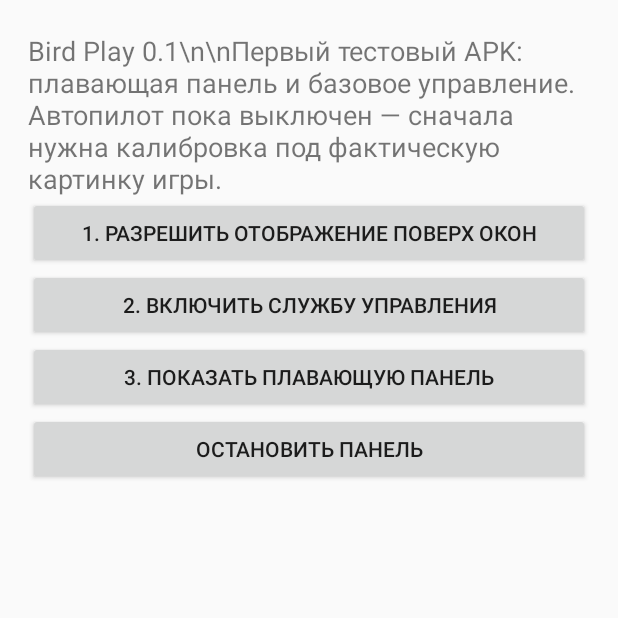
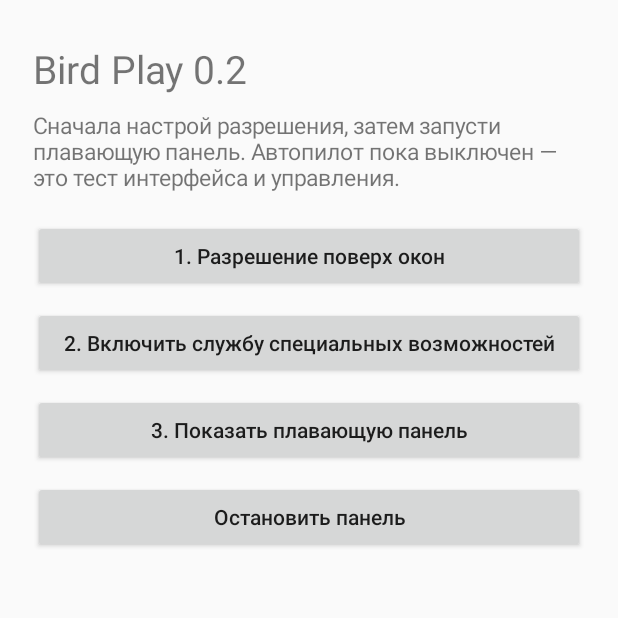
Before and after one commit to Lucis-Caelum/Bird-app, an Android app: the screen it shows after launch (MainActivity), on a phone screen of 412 x 824 dp, the top half of it. Run offline under Robolectric (Android 15) with nearby library versions, the phone set to English and light mode, and no system bars.

Commit message:
Fix Bird Play setup screen spacing and overlay launch

```diff
--- a/app/src/main/java/com/luciscaelum/slayautoplayer/MainActivity.kt
+++ b/app/src/main/java/com/luciscaelum/slayautoplayer/MainActivity.kt
@@ -9,35 +9,79 @@ import android.provider.Settings
 import android.view.ViewGroup
 import android.widget.Button
 import android.widget.LinearLayout
+import android.widget.ScrollView
 import android.widget.TextView
+import android.widget.Toast
 
 class MainActivity : Activity() {
+    private fun dp(value: Int): Int = (value * resources.displayMetrics.density).toInt()
+
     override fun onCreate(savedInstanceState: Bundle?) {
         super.onCreate(savedInstanceState)
-        val root = LinearLayout(this).apply {
+
+        val content = LinearLayout(this).apply {
             orientation = LinearLayout.VERTICAL
-            setPadding(28, 32, 28, 24)
+            setPadding(dp(22), dp(28), dp(22), dp(24))
         }
-        root.addView(TextView(this).apply {
-            text = "Bird Play 0.1\\n\\nПервый тестовый APK: плавающая панель и базовое управление. Автопилот пока выключен — сначала нужна калибровка под фактическую картинку игры."
-            textSize = 18f
+
+        content.addView(TextView(this).apply {
+            text = "Bird Play 0.2"
+            textSize = 26f
         })
+
+        content.addView(TextView(this).apply {
+            text = "Сначала настрой разрешения, затем запусти плавающую панель. Автопилот пока выключен — это тест интерфейса и управления."
+            textSize = 15f
+            setPadding(0, dp(10), 0, dp(8))
+        })
+
         fun addButton(label: String, action: () -> Unit) {
-            root.addView(Button(this).apply { text = label; setOnClickListener { action() } },
-                ViewGroup.LayoutParams.MATCH_PARENT, ViewGroup.LayoutParams.WRAP_CONTENT)
+            val button = Button(this).apply {
+                text = label
+                textSize = 14f
+                isAllCaps = false
+                setOnClickListener { action() }
+            }
+            content.addView(button, LinearLayout.LayoutParams(
+                ViewGroup.LayoutParams.MATCH_PARENT,
+                ViewGroup.LayoutParams.WRAP_CONTENT
+            ).apply {
+                topMargin = dp(10)
+            })
         }
-        addButton("1. Разрешить отображение поверх окон") {
+
+        addButton("1. Разрешение поверх окон") {
             if (Build.VERSION.SDK_INT >= 23 && !Settings.canDrawOverlays(this)) {
                 startActivity(Intent(Settings.ACTION_MANAGE_OVERLAY_PERMISSION, Uri.parse("package:$packageName")))
+            } else {
+                Toast.makeText(this, "Разрешение уже включено", Toast.LENGTH_SHORT).show()
             }
         }
-        addButton("2. Включить службу управления") {
+
+        addButton("2. Включить службу специальных возможностей") {
             startActivity(Intent(Settings.ACTION_ACCESSIBILITY_SETTINGS))
         }
+
         addButton("3. Показать плавающую панель") {
-            startService(Intent(this, OverlayService::class.java))
+            if (Build.VERSION.SDK_INT >= 23 && !Settings.canDrawOverlays(this)) {
+                Toast.makeText(this, "Сначала включи разрешение «Поверх других окон»", Toast.LENGTH_LONG).show()
+                startActivity(Intent(Settings.ACTION_MANAGE_OVERLAY_PERMISSION, Uri.parse("package:$packageName")))
+            } else {
+                try {
+                    startService(Intent(this, OverlayService::class.java))
+                    Toast.makeText(this, "Запускаю плавающую панель", Toast.LENGTH_SHORT).show()
+                } catch (e: Exception) {
+                    Toast.makeText(this, "Не удалось запустить панель: ${e.message}", Toast.LENGTH_LONG).show()
+                }
+            }
         }
-        addButton("Остановить панель") { stopService(Intent(this, OverlayService::class.java)) }
-        setContentView(root)
+
+        addButton("Остановить панель") {
+            stopService(Intent(this, OverlayService::class.java))
+            Toast.makeText(this, "Панель остановлена", Toast.LENGTH_SHORT).show()
+        }
+
+        val scroll = ScrollView(this).apply { addView(content) }
+        setContentView(scroll)
     }
 }
```
